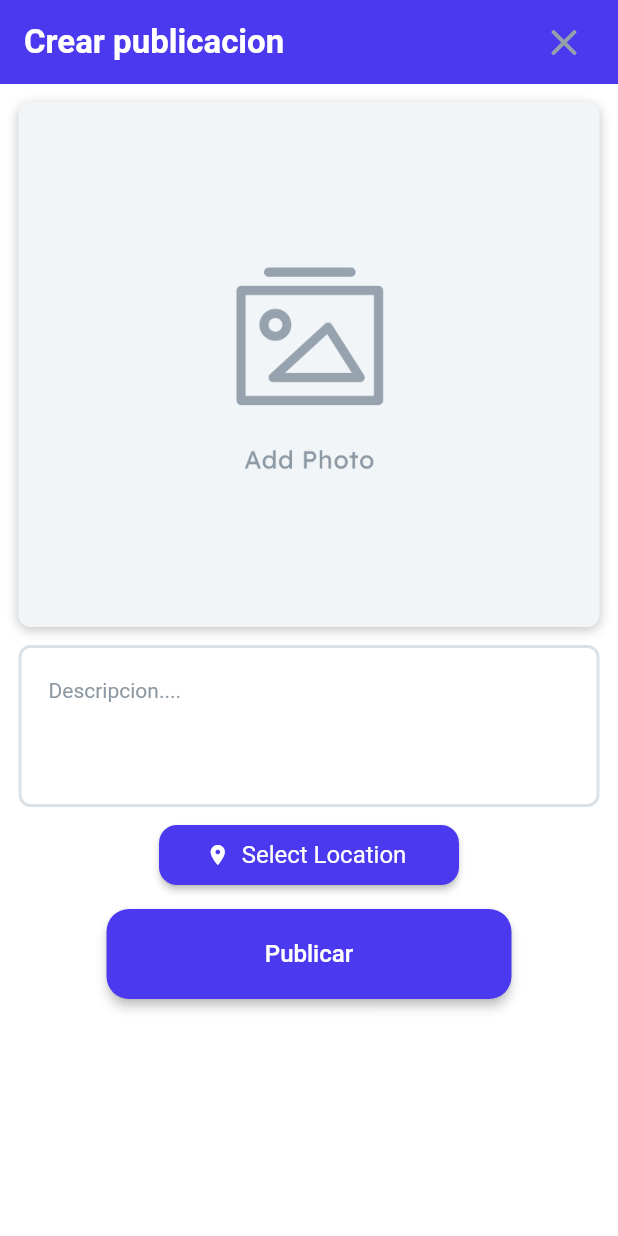
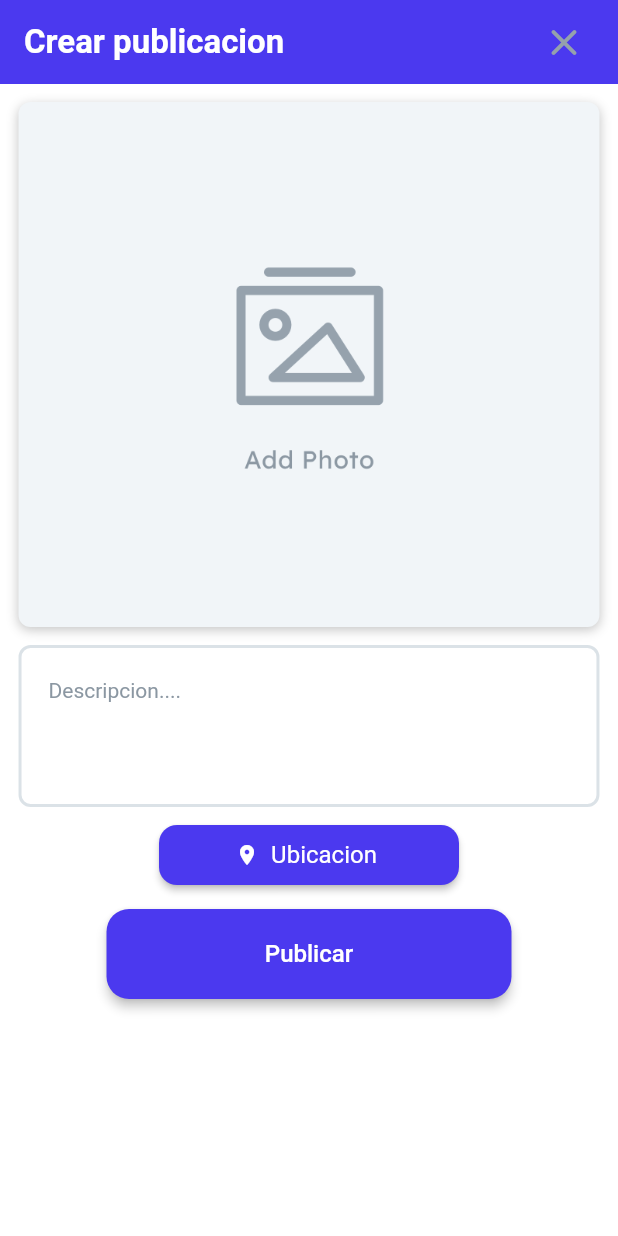
Before and after one commit to dgonzalez211/ArtShack, a Flutter app: the MakePostWidget screen opened directly, on a phone screen of 412 x 824 dp. Run offline on Flutter 3.47's test engine with Material 2 defaults, Android fonts, the phone set to English and light mode, and no system bars; drawn by our look-alikes of auto_size_text; our stand-ins replace built_collection, built_value, cached_network_image, cloud_firestore, easy_debounce, firebase_auth and 14 more; missing offline and left inert: dash_chat, flutter_google_places, google_api_headers, google_maps_webservice, json_path, mime_type and 1 more; accounts and stored records are empty; generated files the repository leaves out were written again; Roboto replaces fonts that are missing (Lexend Deca).

Commit message:
added logo, finished dark mode and location

```diff
--- a/lib/app_settings/app_settings_widget.dart
+++ b/lib/app_settings/app_settings_widget.dart
@@ -125,6 +125,7 @@ class _AppSettingsWidgetState extends State<AppSettingsWidget> {
                 bool darkMode = Prefs.getBool("dark_mode_enabled");
                 if (darkMode) {
                   widget.callback();
+                  NavBarPage().callback();
                 }
               },
               text: 'Guardar',
--- a/lib/flutter_flow/flutter_flow_place_picker.dart
+++ b/lib/flutter_flow/flutter_flow_place_picker.dart
@@ -56,7 +56,7 @@ class _FFPlacePickerState extends State<FlutterFlowPlacePicker> {
 
   @override
   Widget build(BuildContext context) => FFButtonWidget(
-        text: _selectedPlace ?? widget.defaultText ?? "Search places",
+        text: _selectedPlace ?? widget.defaultText ?? "Seleccionar ubicacion",
         icon: widget.icon,
         onPressed: () async {
           Prediction p = await PlacesAutocomplete.show(
--- a/lib/login/login_widget.dart
+++ b/lib/login/login_widget.dart
@@ -34,8 +34,8 @@ class _LoginWidgetState extends State<LoginWidget> {
   Widget build(BuildContext context) {
     bool darkMode = Prefs.getBool("dark_mode_enabled");
     Image background = darkMode
-        ? Image.asset('assets/images/background_light.png')
-        : Image.asset('assets/images/background_dark.png');
+        ? Image.asset('assets/images/background_dark.png')
+        : Image.asset('assets/images/background_light.png');
     return Form(
       key: formKey,
       child: Scaffold(
--- a/lib/make_post/make_post_widget.dart
+++ b/lib/make_post/make_post_widget.dart
@@ -1,6 +1,10 @@
+import 'dart:convert';
+
+import 'package:geolocator/geolocator.dart';
 import 'package:prefs/prefs.dart';
-
+import 'package:geocoding/geocoding.dart';
 import '../auth/auth_util.dart';
+import 'package:http/http.dart' as http;
 import '../backend/backend.dart';
 import '../backend/firebase_storage/storage.dart';
 import '../flutter_flow/flutter_flow_icon_button.dart';
@@ -8,15 +12,12 @@ import '../flutter_flow/flutter_flow_place_picker.dart';
 import '../flutter_flow/flutter_flow_theme.dart';
 import '../flutter_flow/flutter_flow_util.dart';
 import '../flutter_flow/flutter_flow_widgets.dart';
-import '../flutter_flow/place.dart';
 import '../flutter_flow/upload_media.dart';
-import 'dart:io';
-import 'package:cloud_firestore/cloud_firestore.dart';
 import 'package:flutter/material.dart';
-import 'package:google_fonts/google_fonts.dart';
 
 class MakePostWidget extends StatefulWidget {
-  const MakePostWidget({Key key}) : super(key: key);
+  final VoidCallback callback;
+  const MakePostWidget({Key key, this.callback}) : super(key: key);
 
   @override
   _MakePostWidgetState createState() => _MakePostWidgetState();
@@ -27,11 +28,16 @@ class _MakePostWidgetState extends State<MakePostWidget> {
   TextEditingController textController;
   var placePickerValue = FFPlace();
   final scaffoldKey = GlobalKey<ScaffoldState>();
+  String city;
 
   @override
   void initState() {
     super.initState();
     textController = TextEditingController();
+  }
+
+  refresh() {
+    setState(() {});
   }
 
   @override
@@ -199,8 +205,11 @@ class _MakePostWidgetState extends State<MakePostWidget> {
             iOSGoogleMapsApiKey: 'AIzaSyCQaUC_ME4HxAb8ljxRyffB2kBQG83BhWg',
             androidGoogleMapsApiKey: 'AIzaSyCQaUC_ME4HxAb8ljxRyffB2kBQG83BhWg',
             webGoogleMapsApiKey: 'AIzaSyCQaUC_ME4HxAb8ljxRyffB2kBQG83BhWg',
-            onSelect: (place) => setState(() => placePickerValue = place),
-            defaultText: 'Select Location',
+            onSelect: (place) {
+              setState(() => placePickerValue = place);
+              widget.callback();
+            },
+            defaultText: "Ubicacion",
             icon: Icon(
               Icons.place,
               color: Colors.white,
--- a/pubspec.yaml
+++ b/pubspec.yaml
@@ -1,5 +1,5 @@
 name: art_shack
-description: A new Flutter project.
+description: Art Shack app project for Uninorte MisionTIC
 
 # The following line prevents the package from being accidentally published to
 # pub.dev using `pub publish`. This is preferred for private packages.
@@ -38,13 +38,17 @@ dependencies:
   firebase_storage: 10.1.0
   font_awesome_flutter: 8.11.0
   flutter_google_places: 0.3.0
+  geocoding:
+  geolocator:
   google_fonts: 2.1.0
   google_sign_in: 4.5.9
+  google_maps_flutter:
   image_picker: 0.8.4+4
   intl: 0.17.0
   json_path: 0.2.1
   json_serializable: ^6.1.1
   mime_type: 1.0.0
+  location:
   page_transition: 2.0.4
   rxdart: 0.26.0
   sign_in_with_apple: 3.3.0
```
Also changed, not shown: lib/main.dart (+8 -1 lines), lib/main_screen/main_screen_widget.dart (+7 -3 lines), lib/my_profile/my_profile_widget.dart (+6 -2 lines), pubspec.lock, 10 other files.
